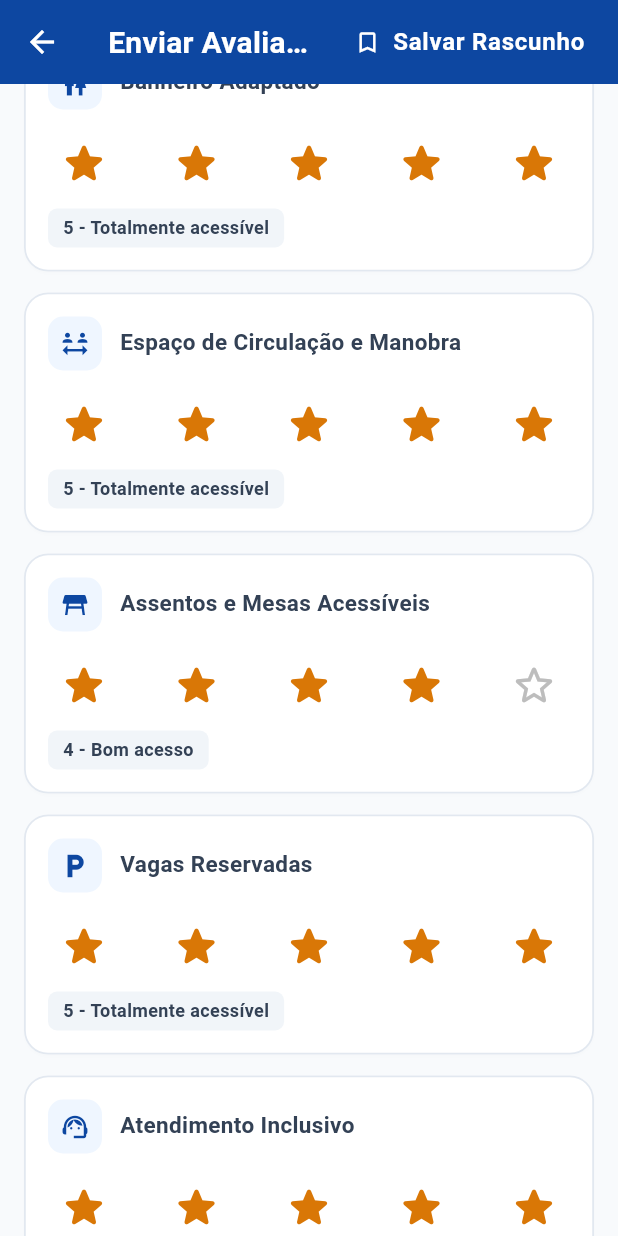
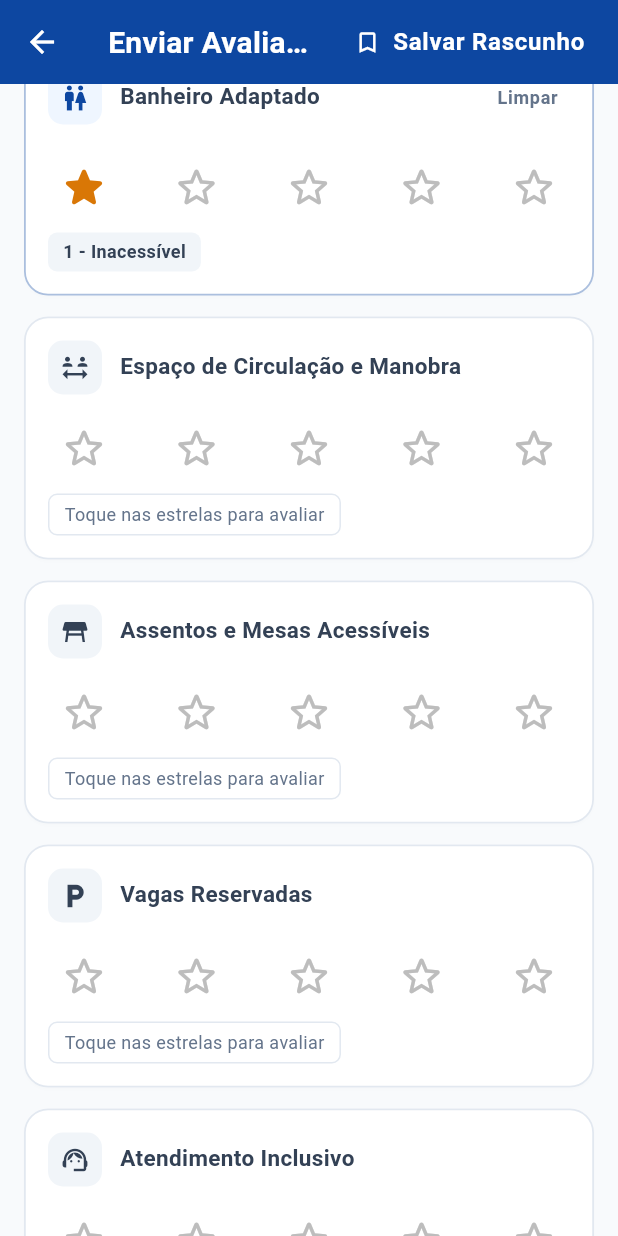
Before and after one commit to joaosantiag0/DaPraIr, a Flutter app: the SubmitReviewScreen screen opened directly with empty values, scrolled down 576 dp, after a tap on the "star outline" icon, on a phone screen of 412 x 824 dp. Run offline on Flutter 3.47's test engine with Material 3 defaults, Android fonts, the phone set to English and light mode, and no system bars; our stand-ins replace dio, flutter_bloc, image_picker, shared_preferences; missing offline and left inert: encrypt; accounts and stored records are empty; network calls fail.

Commit message:
fix(reviews): start review criteria unrated, allow toggling stars and clearing ratings

```diff
--- a/frontend/lib/presentation/views/place/submit_review_screen.dart
+++ b/frontend/lib/presentation/views/place/submit_review_screen.dart
@@ -25,15 +25,7 @@ class _SubmitReviewScreenState extends State<SubmitReviewScreen> {
   final TextEditingController _commentController = TextEditingController();
   final TextEditingController _altTextController = TextEditingController();
 
-  final Map<String, int> _ratings = {
-    'ENTRANCE_RAMP_LEVEL': 5,
-    'ELEVATOR_LIFT': 5,
-    'ADAPTED_BATHROOM': 5,
-    'MANEUVERING_SPACE': 4,
-    'ADAPTED_SEATING': 4,
-    'ACCESSIBLE_PARKING': 5,
-    'INCLUSIVE_SERVICE': 5,
-  };
+  final Map<String, int> _ratings = {};
 
   final List<Map<String, dynamic>> _criteriaList = [
     {'code': 'ENTRANCE_RAMP_LEVEL', 'title': 'Entrada com Rampa ou Nivelada', 'icon': Icons.accessible_forward},
@@ -63,7 +55,10 @@ class _SubmitReviewScreenState extends State<SubmitReviewScreen> {
     super.dispose();
   }
 
-  String _getRatingFeedback(int score) {
+  String _getRatingFeedback(int? score) {
+    if (score == null) {
+      return 'Toque nas estrelas para avaliar';
+    }
     switch (score) {
       case 1:
         return '1 - Inacessível';
@@ -207,6 +202,28 @@ class _SubmitReviewScreenState extends State<SubmitReviewScreen> {
       // AuthBloc not provided in context (e.g. isolated test)
     }
 
+    if (_ratings.isEmpty) {
+      ScaffoldMessenger.of(context).showSnackBar(
+        SnackBar(
+          backgroundColor: AppColors.warningOrange,
+          content: const Row(
+            children: [
+              Icon(Icons.warning_amber_rounded, color: Colors.white, size: 20),
+              SizedBox(width: 8),
+              Expanded(
+                child: Text(
+                  'Avalie pelo menos 1 critério de acessibilidade antes de publicar.',
+                ),
+              ),
+            ],
+          ),
+          behavior: SnackBarBehavior.floating,
+          shape: RoundedRectangleBorder(borderRadius: BorderRadius.circular(10)),
+        ),
+      );
+      return;
+    }
+
     if (_hasPhotoAttached && _altTextController.text.trim().length < 5) {
       ScaffoldMessenger.of(context).showSnackBar(
         SnackBar(
@@ -311,7 +328,7 @@ class _SubmitReviewScreenState extends State<SubmitReviewScreen> {
               final draftRatings = draft['ratings'] as Map<String, dynamic>;
               setState(() {
                 draftRatings.forEach((k, v) {
-                  if (_ratings.containsKey(k)) {
+                  if (_criteriaList.any((c) => c['code'] == k)) {
                     _ratings[k] = (v as num).toInt();
                   }
                 });
@@ -400,14 +417,17 @@ class _SubmitReviewScreenState extends State<SubmitReviewScreen> {
                 final code = crit['code'] as String;
                 final title = crit['title'] as String;
                 final icon = crit['icon'] as IconData;
-                final currentScore = _ratings[code] ?? 5;
+                final currentScore = _ratings[code];
 
                 return Card(
                   margin: const EdgeInsets.only(bottom: 14),
                   elevation: 0.8,
                   shape: RoundedRectangleBorder(
                     borderRadius: BorderRadius.circular(16),
-                    side: const BorderSide(color: AppColors.borderLight, width: 1.2),
+                    side: BorderSide(
+                      color: currentScore != null ? AppColors.primaryBlue.withOpacity(0.35) : AppColors.borderLight,
+                      width: 1.2,
+                    ),
                   ),
                   child: Padding(
                     padding: const EdgeInsets.all(16.0),
@@ -419,10 +439,14 @@ class _SubmitReviewScreenState extends State<SubmitReviewScreen> {
                             Container(
                               padding: const EdgeInsets.all(8),
                               decoration: BoxDecoration(
-                                color: AppColors.primaryContainer,
+                                color: currentScore != null ? AppColors.primaryContainer : AppColors.surfaceMuted,
                                 borderRadius: BorderRadius.circular(10),
                               ),
-                              child: Icon(icon, color: AppColors.primaryBlue, size: 20),
+                              child: Icon(
+                                icon,
+                                color: currentScore != null ? AppColors.primaryBlue : AppColors.textSecondary,
+                                size: 20,
+                              ),
                             ),
                             const SizedBox(width: 12),
                             Expanded(
@@ -431,6 +455,25 @@ class _SubmitReviewScreenState extends State<SubmitReviewScreen> {
                                 style: const TextStyle(fontWeight: FontWeight.bold, fontSize: 15),
                               ),
                             ),
+                            if (currentScore != null)
+                              Semantics(
+                                button: true,
+                                label: 'Limpar nota de $title',
+                                child: TextButton(
+                                  onPressed: () {
+                                    setState(() => _ratings.remove(code));
+                                    SemanticsHelper.announce('Nota de $title removida');
+                                  },
+                                  style: TextButton.styleFrom(
+                                    padding: const EdgeInsets.symmetric(horizontal: 8, vertical: 4),
+                                    minimumSize: const Size(48, 48),
+                                  ),
+                                  child: const Text(
+                                    'Limpar',
+                                    style: TextStyle(fontSize: 12, color: AppColors.textHint),
+                                  ),
+                                ),
+                              ),
                           ],
                         ),
                         const SizedBox(height: 12),
@@ -440,15 +483,25 @@ class _SubmitReviewScreenState extends State<SubmitReviewScreen> {
                           mainAxisAlignment: MainAxisAlignment.spaceBetween,
                           children: List.generate(5, (index) {
                             final score = index + 1;
-                            final isSelected = score <= currentScore;
+                            final isSelected = currentScore != null && score <= currentScore;
                             return Semantics(
                               button: true,
                               label: 'Nota $score de 5 para $title',
-                              selected: score == currentScore,
+                              selected: currentScore == score,
                               child: InkWell(
                                 onTap: () {
-                                  setState(() => _ratings[code] = score);
-                                  SemanticsHelper.announce('$title avaliado com $score estrelas');
+                                  setState(() {
+                                    if (_ratings[code] == score) {
+                                      _ratings.remove(code);
+                                    } else {
+                                      _ratings[code] = score;
+                                    }
+                                  });
+                                  SemanticsHelper.announce(
+                                    _ratings.containsKey(code)
+                                        ? '$title avaliado com $score estrelas'
+                                        : 'Nota de $title removida',
+                                  );
                                 },
                                 borderRadius: BorderRadius.circular(24),
                                 child: Container(
@@ -469,15 +522,16 @@ class _SubmitReviewScreenState extends State<SubmitReviewScreen> {
                         Container(
                           padding: const EdgeInsets.symmetric(horizontal: 10, vertical: 4),
                           decoration: BoxDecoration(
-                            color: AppColors.surfaceMuted,
+                            color: currentScore != null ? AppColors.surfaceMuted : Colors.transparent,
+                            border: currentScore != null ? null : Border.all(color: AppColors.borderLight),
                             borderRadius: BorderRadius.circular(6),
                           ),
                           child: Text(
                             _getRatingFeedback(currentScore),
-                            style: const TextStyle(
+                            style: TextStyle(
                               fontSize: 12,
-                              fontWeight: FontWeight.bold,
-                              color: AppColors.textSecondary,
+                              fontWeight: currentScore != null ? FontWeight.bold : FontWeight.normal,
+                              color: currentScore != null ? AppColors.textSecondary : AppColors.textHint,
                             ),
                           ),
                         ),
```
Also changed, not shown: 1 other file.
